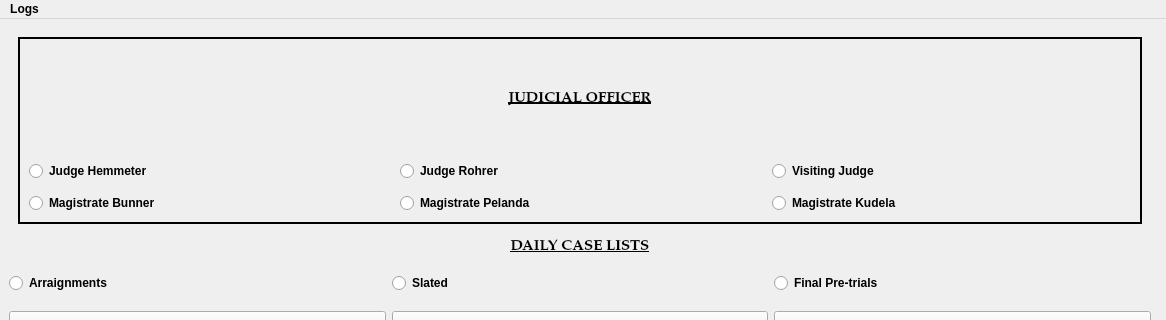
Old version of the form munientry/views/ui/MainWindow.ui in the repository HunterProgram22/MuniEntry; both pictures show x 0 to 1166 and y 0 to 320 of the 1166 by 871 pixel window.
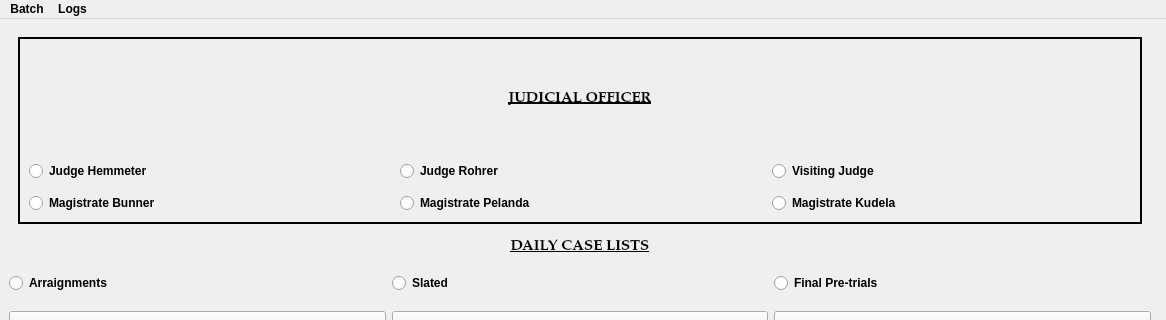
New version of the form. Custom widgets are drawn as their Qt base class.

Commit message: Added batch to menu and open batch folder working.

Patch:
```diff
--- a/munientry/views/ui/MainWindow.ui
+++ b/munientry/views/ui/MainWindow.ui
@@ -955,6 +955,14 @@
     </property>
     <addaction name="actionOpen_Current_Log"/>
    </widget>
+   <widget class="QMenu" name="menuBatch">
+    <property name="title">
+     <string>Batch</string>
+    </property>
+    <addaction name="actionRun_batch_FTA_Entries"/>
+    <addaction name="actionOpen_batch_FTA_Entries_Folder"/>
+   </widget>
+   <addaction name="menuBatch"/>
    <addaction name="menuLogs"/>
   </widget>
   <widget class="QStatusBar" name="statusbar"/>
```
Left out of the diff: 10 changed lines with no effect on the pictures. The commit also changes 3 other files.
